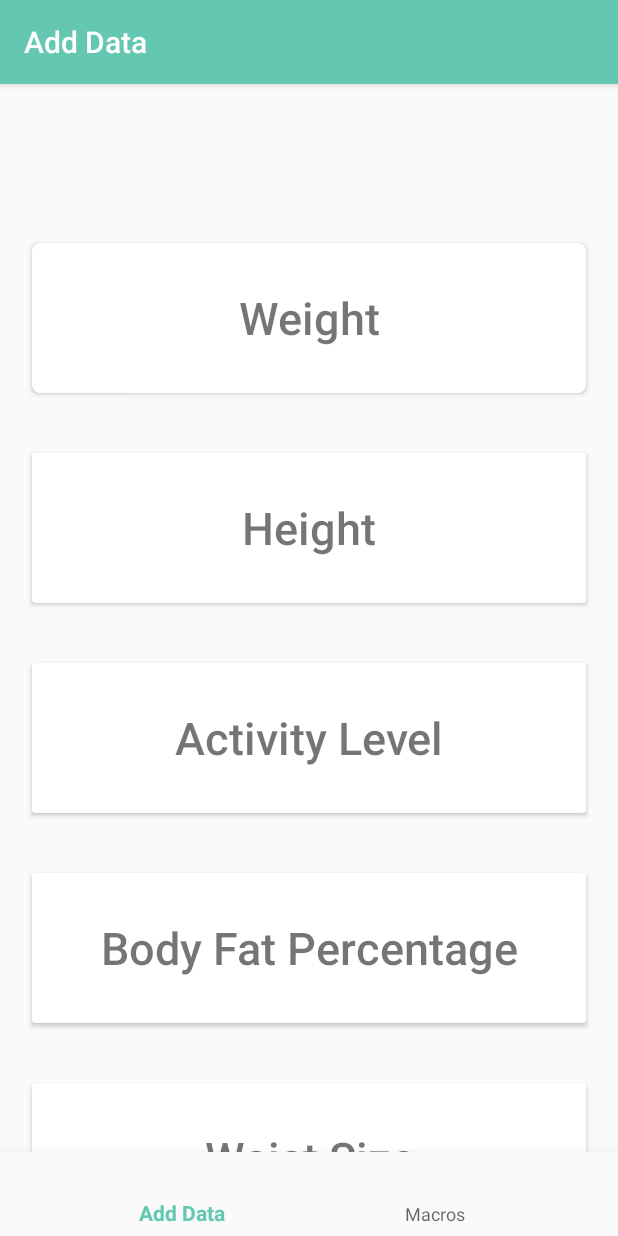
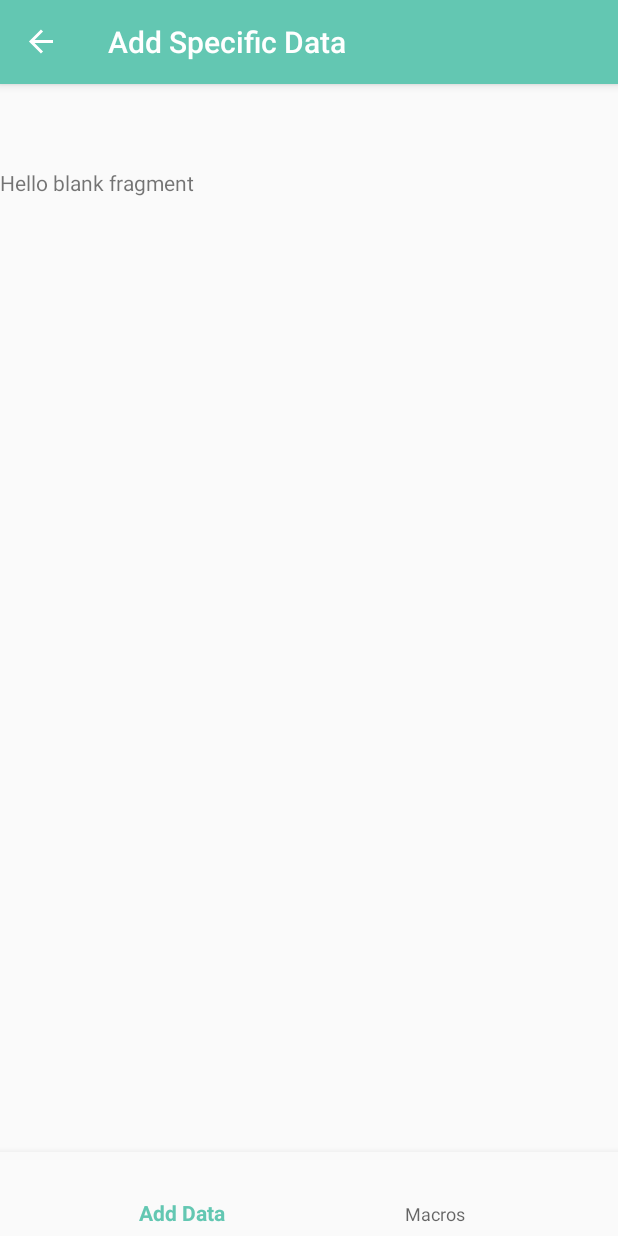
Before and after one commit to chadbrokaw/Brokaw_AdvMAD, an Android app: the AddDataFragment screen opened through its navigation route, after a tap on "Weight", on a phone screen of 412 x 824 dp. Run offline under Robolectric (Android 15) with nearby library versions, the phone set to English and light mode, and no system bars; our stand-ins replace navigation-ui.

Commit message:
Navigation

```diff
--- a/Projects/Project2/MTracker/app/build.gradle
+++ b/Projects/Project2/MTracker/app/build.gradle
@@ -50,6 +50,7 @@ dependencies {
     implementation 'androidx.navigation:navigation-fragment-ktx:2.2.1'
     implementation 'androidx.navigation:navigation-ui-ktx:2.2.1'
     implementation 'androidx.cardview:cardview:1.0.0'
+    implementation 'androidx.legacy:legacy-support-v4:1.0.0'
     testImplementation 'junit:junit:4.12'
     androidTestImplementation 'androidx.test.ext:junit:1.1.1'
     androidTestImplementation 'androidx.test.espresso:espresso-core:3.2.0'
--- /dev/null
+++ b/Projects/Project2/MTracker/app/src/main/java/com/chad/mtracker/AddSpecificData.kt
@@ -0,0 +1,22 @@
+package com.chad.mtracker
+
+import android.os.Bundle
+import androidx.fragment.app.Fragment
+import android.view.LayoutInflater
+import android.view.View
+import android.view.ViewGroup
+
+/**
+ * A simple [Fragment] subclass.
+ */
+class AddSpecificData : Fragment() {
+
+    override fun onCreateView(
+        inflater: LayoutInflater, container: ViewGroup?,
+        savedInstanceState: Bundle?
+    ): View? {
+        // Inflate the layout for this fragment
+        return inflater.inflate(R.layout.fragment_add_specific_data, container, false)
+    }
+
+}
--- a/Projects/Project2/MTracker/app/src/main/java/com/chad/mtracker/MainActivity.kt
+++ b/Projects/Project2/MTracker/app/src/main/java/com/chad/mtracker/MainActivity.kt
@@ -3,19 +3,23 @@ package com.chad.mtracker
 import android.os.Bundle
 import com.google.android.material.bottomnavigation.BottomNavigationView
 import androidx.appcompat.app.AppCompatActivity
+import androidx.fragment.app.FragmentManager
+import androidx.navigation.NavController
 import androidx.navigation.findNavController
 import androidx.navigation.ui.AppBarConfiguration
 import androidx.navigation.ui.setupActionBarWithNavController
 import androidx.navigation.ui.setupWithNavController
 
-class MainActivity : AppCompatActivity() {
+class MainActivity : AppCompatActivity(), FragmentManager.OnBackStackChangedListener {
+
+    private lateinit var navController: NavController
 
     override fun onCreate(savedInstanceState: Bundle?) {
         super.onCreate(savedInstanceState)
         setContentView(R.layout.activity_main)
         val navView: BottomNavigationView = findViewById(R.id.nav_view)
 
-        val navController = findNavController(R.id.nav_host_fragment)
+        navController = findNavController(R.id.nav_host_fragment)
         // Passing each menu ID as a set of Ids because each
         // menu should be considered as top level destinations.
         val appBarConfiguration = AppBarConfiguration(setOf(
@@ -23,4 +27,18 @@ class MainActivity : AppCompatActivity() {
         setupActionBarWithNavController(navController, appBarConfiguration)
         navView.setupWithNavController(navController)
     }
+
+    override fun onBackStackChanged() {
+        shouldDisplayHomeUp()
+    }
+
+    override fun onSupportNavigateUp(): Boolean {
+        navController.navigateUp()
+        return true
+    }
+
+    private fun shouldDisplayHomeUp() {
+        val canGoBack = supportFragmentManager.backStackEntryCount > 0
+        supportActionBar?.setDisplayHomeAsUpEnabled(canGoBack)
+    }
 }
--- a/Projects/Project2/MTracker/app/src/main/java/com/chad/mtracker/ui/addData/AddDataFragment.kt
+++ b/Projects/Project2/MTracker/app/src/main/java/com/chad/mtracker/ui/addData/AddDataFragment.kt
@@ -8,26 +8,31 @@ import android.view.ViewGroup
 import androidx.cardview.widget.CardView
 import androidx.fragment.app.Fragment
 import androidx.lifecycle.ViewModelProvider
+import androidx.navigation.NavController
+import androidx.navigation.Navigation
 import com.chad.mtracker.R
 
 class AddDataFragment : Fragment() {
 
-//    private lateinit var addDataViewModel: AddSpecificDataViewModel
+    private lateinit var navController: NavController
 
     override fun onCreateView(
             inflater: LayoutInflater,
             container: ViewGroup?,
             savedInstanceState: Bundle?
     ): View? {
-//        addDataViewModel =
-//                ViewModelProvider(this).get(AddSpecificDataViewModel::class.java)
+        navController = Navigation.findNavController(requireActivity(), R.id.nav_host_fragment)
+
         val root = inflater.inflate(R.layout.fragment_add_data, container, false)
-        val weightCard: CardView = root.findViewById(R.id.weightCard)
-        weightCard.setOnClickListener{ Log.e("TEST", "Chad") }
-//        val textView: TextView = root.findViewById(R.id.text_add_data)
-//        addDataViewModel.text.observe(viewLifecycleOwner, Observer {
-//            textView.text = it
-//        })
+
+        val weightCard = root.findViewById<CardView>(R.id.weightCard)
+
+        weightCard.setOnClickListener(object : View.OnClickListener {
+            override fun onClick(v: View?) {
+                navController.navigate(R.id.action_navigation_AddData_to_addSpecificData)
+            }
+        })
+
         return root
     }
 }
--- /dev/null
+++ b/Projects/Project2/MTracker/app/src/main/res/layout/fragment_add_specific_data.xml
@@ -0,0 +1,14 @@
+<?xml version="1.0" encoding="utf-8"?>
+<FrameLayout xmlns:android="http://schemas.android.com/apk/res/android"
+    xmlns:tools="http://schemas.android.com/tools"
+    android:layout_width="match_parent"
+    android:layout_height="match_parent"
+    tools:context=".AddSpecificData">
+
+    <!-- TODO: Update blank fragment layout -->
+    <TextView
+        android:layout_width="match_parent"
+        android:layout_height="match_parent"
+        android:text="@string/hello_blank_fragment" />
+
+</FrameLayout>
--- a/Projects/Project2/MTracker/app/src/main/res/navigation/mobile_navigation.xml
+++ b/Projects/Project2/MTracker/app/src/main/res/navigation/mobile_navigation.xml
@@ -9,12 +9,22 @@
         android:id="@+id/navigation_macros"
         android:name="com.chad.mtracker.ui.macros.MacrosFragment"
         android:label="@string/title_Macros"
-        tools:layout="@layout/fragment_macros" />
+        tools:layout="@layout/fragment_macros" >
+    </fragment>
 
     <fragment
         android:id="@+id/navigation_AddData"
         android:name="com.chad.mtracker.ui.addData.AddDataFragment"
         android:label="@string/title_AddData"
-        tools:layout="@layout/fragment_add_data" />
+        tools:layout="@layout/fragment_add_data" >
+        <action
+            android:id="@+id/action_navigation_AddData_to_addSpecificData"
+            app:destination="@id/addSpecificData" />
+    </fragment>
+    <fragment
+        android:id="@+id/addSpecificData"
+        android:name="com.chad.mtracker.AddSpecificData"
+        android:label="@string/title_Add_specific_data"
+        tools:layout="@layout/fragment_add_specific_data" />
 
 </navigation>
--- a/Projects/Project2/MTracker/app/src/main/res/values/strings.xml
+++ b/Projects/Project2/MTracker/app/src/main/res/values/strings.xml
@@ -2,4 +2,8 @@
     <string name="app_name">Macros</string>
     <string name="title_Macros">Macros</string>
     <string name="title_AddData">Add Data</string>
+    <string name="title_Add_specific_data">Add Specific Data</string>
+
+    <!-- TODO: Remove or change this placeholder text -->
+    <string name="hello_blank_fragment">Hello blank fragment</string>
 </resources>
```
